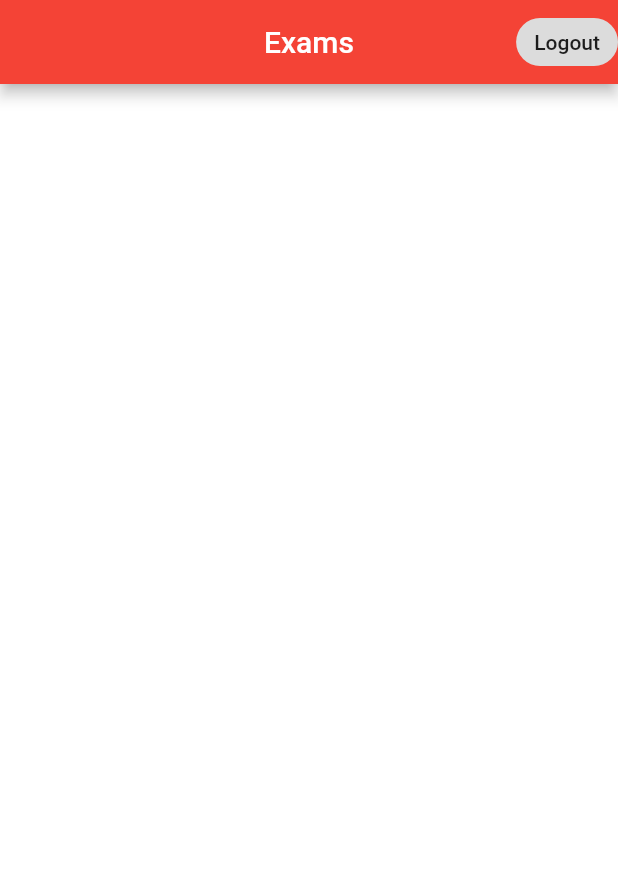
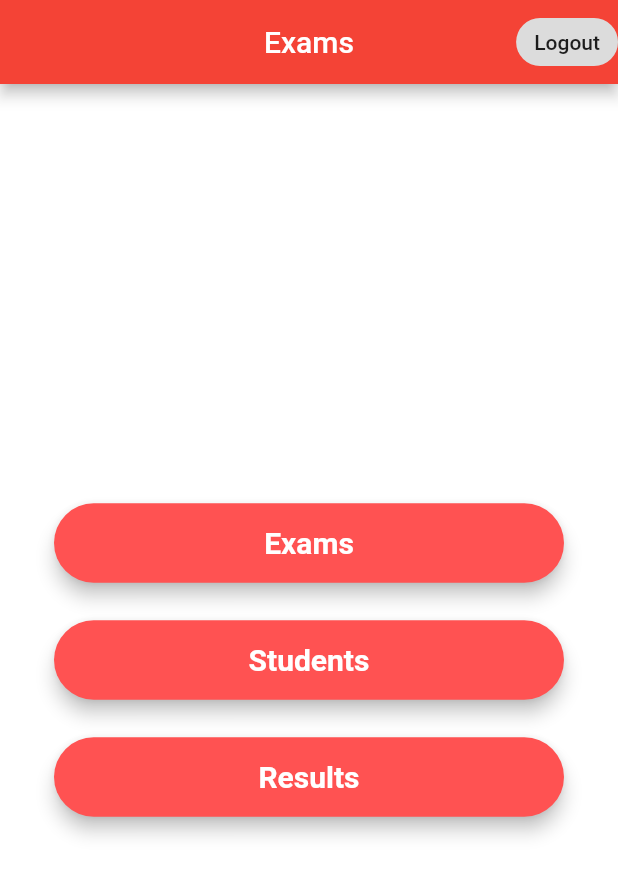
Before and after one commit to Vamp-Valentin/groep2-valentin-cedric-jean, a Flutter app: the screen it shows once a user with an empty profile is signed in, on a phone screen of 412 x 824 dp. Shown: the top 876 px of the screen. Run offline on Flutter 3.47's test engine with Material 2 defaults, Android fonts, the phone set to English and light mode, and no system bars; our stand-ins replace cloud_firestore, firebase_auth, firebase_core, fluttertoast, geolocator; missing offline and left inert: dart:ffi; accounts and stored records are empty.

```diff
--- /dev/null
+++ b/Intro-mobile-project/exam_app/lib/screens/admins/home/default_screen.dart
@@ -0,0 +1,137 @@
+import 'package:exam_app/models/my_exam.dart';
+import 'package:exam_app/screens/admins/home/homeAdmin.dart';
+import 'package:exam_app/screens/admins/questions/question_home.dart';
+import 'package:exam_app/screens/admins/results/results.dart';
+import 'package:exam_app/screens/admins/students/add_students.dart';
+import 'package:exam_app/services/auth.dart';
+import 'package:exam_app/services/database.dart';
+import 'package:flutter/material.dart';
+import 'package:provider/provider.dart';
+import 'package:exam_app/screens/admins/home/exam_list.dart';
+
+
+class HomeAdmin1 extends StatefulWidget {
+  const HomeAdmin1({Key? key}) : super(key: key);
+  //final toggleView;
+  //const HomeAdmin({Key? key, this.toggleView}) : super(key: key);
+
+  @override
+  State<HomeAdmin1> createState() => _HomeAdmin1State();
+
+}
+
+class _HomeAdmin1State extends State<HomeAdmin1> {
+  final AuthService _auth = AuthService();
+  final examNameEditingController = new TextEditingController();
+
+  @override
+  Widget build(BuildContext context) {
+
+    //exam button
+    final examButton = Material(
+      elevation: 5,
+      borderRadius: BorderRadius.circular(30),
+      color: Colors.redAccent,
+      child: MaterialButton(
+        padding: EdgeInsets.fromLTRB(20, 15, 20, 15),
+        minWidth: MediaQuery.of(context).size.width,
+        onPressed: () {
+          Navigator.of(context).pushReplacement(
+              MaterialPageRoute(builder: (context) => MainQuestions()));
+        },
+        child: Text(
+          "Exams",
+          textAlign: TextAlign.center,
+          style: TextStyle(
+              fontSize: 20, color: Colors.white, fontWeight: FontWeight.bold),
+        ),
+      ),
+    );
+
+    //students button
+    final studentButton = Material(
+      elevation: 5,
+      borderRadius: BorderRadius.circular(30),
+      color: Colors.redAccent,
+      child: MaterialButton(
+        padding: EdgeInsets.fromLTRB(20, 15, 20, 15),
+        minWidth: MediaQuery.of(context).size.width,
+        onPressed: () {
+          Navigator.of(context).pushReplacement(
+              MaterialPageRoute(builder: (context) => AddStudent()));
+        },
+        child: Text(
+          "Students",
+          textAlign: TextAlign.center,
+          style: TextStyle(
+              fontSize: 20, color: Colors.white, fontWeight: FontWeight.bold),
+        ),
+      ),
+    );
+
+    //exam button
+    final resultButton = Material(
+      elevation: 5,
+      borderRadius: BorderRadius.circular(30),
+      color: Colors.redAccent,
+      child: MaterialButton(
+        padding: EdgeInsets.fromLTRB(20, 15, 20, 15),
+        minWidth: MediaQuery.of(context).size.width,
+        onPressed: () {
+          Navigator.of(context).pushReplacement(
+              MaterialPageRoute(builder: (context) => Results()));
+        },
+        child: Text(
+          "Results",
+          textAlign: TextAlign.center,
+          style: TextStyle(
+              fontSize: 20, color: Colors.white, fontWeight: FontWeight.bold),
+        ),
+      ),
+    );
+
+    return StreamProvider<List<MyExam>?>.value(
+      initialData: [],
+      value: DatabaseService().exams,
+      child: Scaffold(
+          appBar: AppBar(
+            backgroundColor: Colors.red,
+            title: Text("Exams"),
+            centerTitle: true,
+            actions: <Widget>[
+              ActionChip(
+                  label: Text("Logout"),
+                  onPressed: () async{
+                    await _auth.signOut();
+                  })
+            ],
+          ),
+          backgroundColor: Colors.white,
+          body: Center(
+            child: SingleChildScrollView(
+                child: Container(
+              color: Colors.white,
+              child: Padding(
+                padding: const EdgeInsets.all(36.0),
+                child: Form(
+                    //key: _formkey,
+                    child: Column(
+                  mainAxisAlignment: MainAxisAlignment.center,
+                  crossAxisAlignment: CrossAxisAlignment.center,
+                  children: <Widget>[
+                    SizedBox(height: 25),
+                    examButton,
+                    SizedBox(height: 25),
+                    studentButton,
+                    SizedBox(height: 25),
+                    resultButton,
+                    SizedBox(height: 25),
+                  ],
+                )),
+              ),
+            )),
+          )
+          ),
+    );
+  }
+}
--- a/Intro-mobile-project/exam_app/lib/screens/admins/home/exam_list.dart
+++ b/Intro-mobile-project/exam_app/lib/screens/admins/home/exam_list.dart
@@ -1,4 +1,5 @@
 import 'package:exam_app/models/my_exam.dart';
+import 'package:exam_app/screens/admins/home/exam_tile.dart';
 import 'package:flutter/material.dart';
 import 'package:provider/provider.dart';
 
@@ -14,9 +15,11 @@ class _ExamListState extends State<ExamList> {
   Widget build(BuildContext context) {
 
     final exams = Provider.of<List<MyExam>>(context);
-    exams.forEach((exam){
-      print(exam.examName);
-    });
-    return Container();
+    return ListView.builder(
+      itemCount: exams.length,
+      itemBuilder: (context, index) {
+        return ExamTile(exam: exams[index]);
+      },
+    );
   }
 }
--- a/Intro-mobile-project/exam_app/lib/screens/wrapper.dart
+++ b/Intro-mobile-project/exam_app/lib/screens/wrapper.dart
@@ -1,4 +1,5 @@
 import 'package:exam_app/models/my_user.dart';
+import 'package:exam_app/screens/admins/home/default_screen.dart';
 import 'package:exam_app/screens/admins/home/homeAdmin.dart';
 import 'package:exam_app/screens/authenticate/authenticate.dart';
 import 'package:exam_app/screens/authenticate/sign_in_student.dart';
@@ -20,7 +21,7 @@ class Wrapper extends StatelessWidget {
     if (user == null) {
       return Authenticate();
     } else {
-      return HomeAdmin();
+      return HomeAdmin1();
     }
   }
 }
--- a/Intro-mobile-project/exam_app/lib/services/database.dart
+++ b/Intro-mobile-project/exam_app/lib/services/database.dart
@@ -15,6 +15,18 @@ class DatabaseService {
       'uid': uid,
       'examName': examName,
       'openQuestion': openQuestion,
+      'students': students,
+    });
+  }
+  Future updateOpenQuestion(
+      String openQuestion) async {
+    return await examCollection.doc(uid).update({
+      'openQuestion': openQuestion,
+    });
+  }
+  Future updateStudents(
+      String students) async {
+    return await examCollection.doc(uid).update({
       'students': students,
     });
   }
```
Also changed, not shown: Intro-mobile-project/exam_app/lib/screens/admins/home/exam_tile.dart (added, +27 -0 lines), Intro-mobile-project/exam_app/lib/screens/admins/home/homeAdmin.dart (+4 -4 lines), Intro-mobile-project/exam_app/lib/screens/admins/questions/open.dart (+9 -4 lines), Intro-mobile-project/exam_app/lib/screens/admins/questions/question_home.dart (+57 -3 lines), Intro-mobile-project/exam_app/lib/screens/admins/results/results.dart (added, +34 -0 lines), Intro-mobile-project/exam_app/lib/screens/admins/students/add_students.dart (+7 -2 lines), Intro-mobile-project/exam_app/lib/screens/admins/questions/show_all_questions.dart (added).
